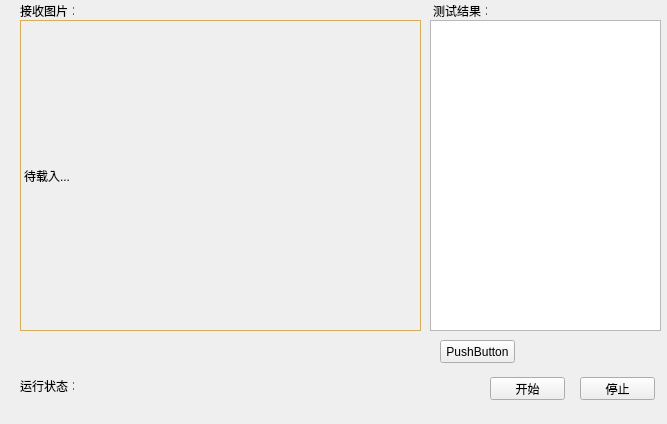
The window that CameraAuto.ui (Bingao-hn/Client) describes before a commit, drawn with Qt 5.
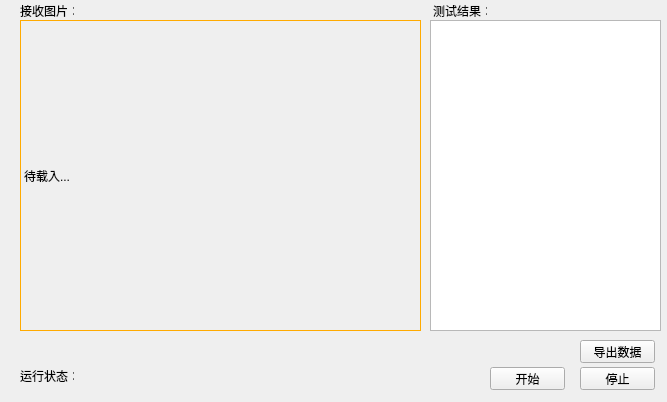
The same window after the commit. Icons and pictures are not drawn.

Commit message: 增加数据导出

The edit to the form file:
```diff
--- a/CameraAuto.ui
+++ b/CameraAuto.ui
@@ -7,7 +7,7 @@
     <x>0</x>
     <y>0</y>
     <width>667</width>
-    <height>424</height>
+    <height>402</height>
    </rect>
   </property>
   <property name="windowTitle">
@@ -41,7 +41,7 @@
    <property name="geometry">
     <rect>
      <x>490</x>
-     <y>377</y>
+     <y>367</y>
      <width>75</width>
      <height>23</height>
     </rect>
@@ -54,7 +54,7 @@
    <property name="geometry">
     <rect>
      <x>580</x>
-     <y>377</y>
+     <y>367</y>
      <width>75</width>
      <height>23</height>
     </rect>
@@ -109,7 +109,7 @@
    <property name="geometry">
     <rect>
      <x>20</x>
-     <y>380</y>
+     <y>370</y>
      <width>54</width>
      <height>12</height>
     </rect>
@@ -122,7 +122,7 @@
    <property name="geometry">
     <rect>
      <x>80</x>
-     <y>376</y>
+     <y>366</y>
      <width>341</width>
      <height>21</height>
     </rect>
@@ -137,14 +137,14 @@
   <widget class="QPushButton" name="pushButton">
    <property name="geometry">
     <rect>
-     <x>440</x>
+     <x>580</x>
      <y>340</y>
      <width>75</width>
      <height>23</height>
     </rect>
    </property>
    <property name="text">
-    <string>PushButton</string>
+    <string>导出数据</string>
    </property>
   </widget>
  </widget>
```
Left out of the diff: 2 changed lines with no effect on the pictures. The commit also changes 2 other files.
